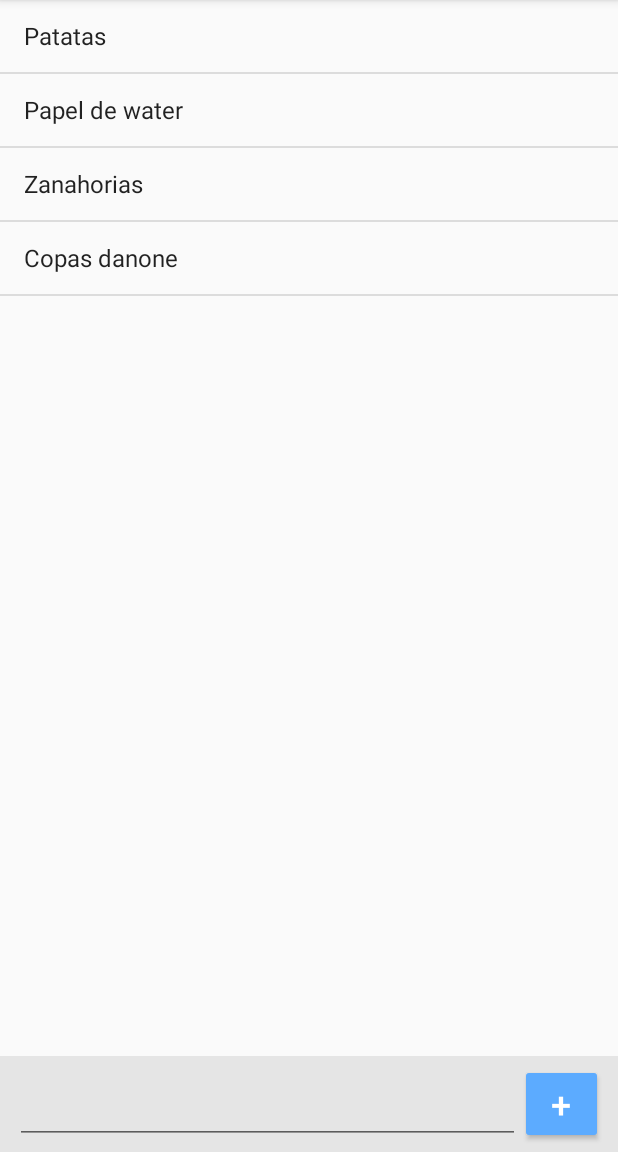
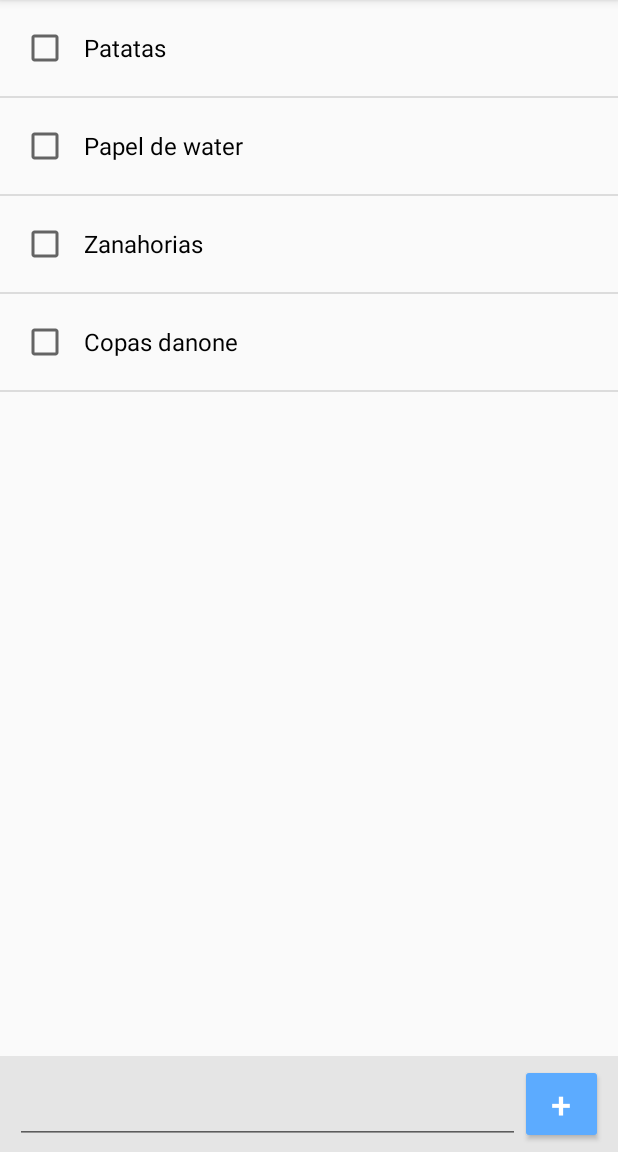
Before and after one commit to borgesog/ShoppingList, an Android app: the screen it shows after launch (ShoppingListActivity), on a phone screen of 412 x 824 dp, the part 84-1236 px from its top. Run offline under Robolectric (Android 15) with nearby library versions, the phone set to English and light mode, and no system bars.

Commit message:
hemos avanzado hasta poner checkbox, poder marcarlos, se pueden ver, pero al marcar, si bajas se marcan otros items sin haberlos marcado manualmente.

```diff
--- /dev/null
+++ b/app/src/main/java/edu/upc/eseiaat/pma/shoppinglist/ShoppingItem.java
@@ -0,0 +1,37 @@
+package edu.upc.eseiaat.pma.shoppinglist;
+
+/**
+ * Created by jordi on 23/10/2017.
+ */
+
+public class ShoppingItem {
+    private String text;
+    private boolean checked;
+
+    public ShoppingItem(String text) {
+        this.text = text;
+        this.checked=false;
+
+    }
+
+    public ShoppingItem(String text, boolean checked) {
+        this.text = text;
+        this.checked = checked;
+    }
+
+    public String getText() {
+        return text;
+    }
+
+    public void setText(String text) {
+        this.text = text;
+    }
+
+    public boolean isChecked() {
+        return checked;
+    }
+
+    public void setChecked(boolean checked) {
+        this.checked = checked;
+    }
+}
--- a/app/src/main/java/edu/upc/eseiaat/pma/shoppinglist/ShoppingListActivity.java
+++ b/app/src/main/java/edu/upc/eseiaat/pma/shoppinglist/ShoppingListActivity.java
@@ -17,8 +17,8 @@ import java.util.ArrayList;
 
 public class ShoppingListActivity extends AppCompatActivity {
 
-    private ArrayList<String> itemList;
-    private ArrayAdapter<String> adapter;
+    private ArrayList<ShoppingItem> itemList;
+    private ShoppingListAdapter adapter;
 
     private ListView list;
     private Button btn_add;
@@ -34,15 +34,18 @@ public class ShoppingListActivity extends AppCompatActivity {
         edit_item=(EditText) findViewById(R.id.editItem);
 
         itemList= new ArrayList<>();
-        itemList.add("Patatas");
-        itemList.add("Papel de water");
-        itemList.add("Zanahorias");
-        itemList.add("Copas danone");
+        itemList.add(new ShoppingItem("Patatas", true));
+        itemList.add(new ShoppingItem("Papel de water", true));
+        itemList.add(new ShoppingItem("Zanahorias"));
+        itemList.add(new ShoppingItem("Copas danone"));
 
-        adapter=new ArrayAdapter<>(
-                this, android.R.layout.simple_list_item_1,
+        adapter=new ShoppingListAdapter(
+                this,
+                R.layout.shopping_item,
                 itemList
         );
+
+
 
         btn_add.setOnClickListener(new View.OnClickListener() {
             @Override
@@ -93,9 +96,10 @@ public class ShoppingListActivity extends AppCompatActivity {
         String item_text = edit_item.getText().toString();
         if (!item_text.isEmpty())
         {
-            itemList.add(item_text);
+            itemList.add(new ShoppingItem(item_text));
             adapter.notifyDataSetChanged();
             edit_item.setText("");
         }
+        list.smoothScrollToPosition(itemList.size()-1);
     }
 }
--- /dev/null
+++ b/app/src/main/java/edu/upc/eseiaat/pma/shoppinglist/ShoppingListAdapter.java
@@ -0,0 +1,44 @@
+package edu.upc.eseiaat.pma.shoppinglist;
+
+import android.content.Context;
+import android.support.annotation.LayoutRes;
+import android.support.annotation.NonNull;
+import android.support.annotation.Nullable;
+import android.view.LayoutInflater;
+import android.view.View;
+import android.view.ViewGroup;
+import android.widget.ArrayAdapter;
+import android.widget.CheckBox;
+
+import java.util.List;
+import java.util.zip.Inflater;
+
+/**
+ * Created by jordi on 23/10/2017.
+ */
+
+public class ShoppingListAdapter extends ArrayAdapter<ShoppingItem> {
+    public ShoppingListAdapter(@NonNull Context context, @LayoutRes int resource, @NonNull List objects) {
+        super(context, resource, objects);
+    }
+
+    @NonNull
+    @Override
+    public View getView(int position, @Nullable View convertView, @NonNull ViewGroup parent) {
+        //llama a la lista para el adaptador
+        View result= convertView;
+        if (result==null)
+        {
+            LayoutInflater inflater= LayoutInflater.from(getContext());
+            result=inflater.inflate(R.layout.shopping_item,null);
+        }
+
+        CheckBox shopping_item = (CheckBox)result.findViewById(R.id.shopping_item);
+        ShoppingItem item= getItem(position);
+
+        shopping_item.setText(item.getText());
+        return result;
+
+
+    }
+}
--- /dev/null
+++ b/app/src/main/res/layout/shopping_item.xml
@@ -0,0 +1,15 @@
+<?xml version="1.0" encoding="utf-8"?>
+<LinearLayout xmlns:android="http://schemas.android.com/apk/res/android"
+    android:layout_width="match_parent"
+    android:layout_height="match_parent"
+    android:orientation="vertical"
+    android:paddingLeft="14dp">
+
+    <CheckBox
+        android:id="@+id/shopping_item"
+        android:layout_width="match_parent"
+        android:layout_height="?attr/listPreferredItemHeight"
+        android:paddingLeft="10dp"
+        android:text="CheckBox"
+        android:textSize="16sp" />
+</LinearLayout>
```
